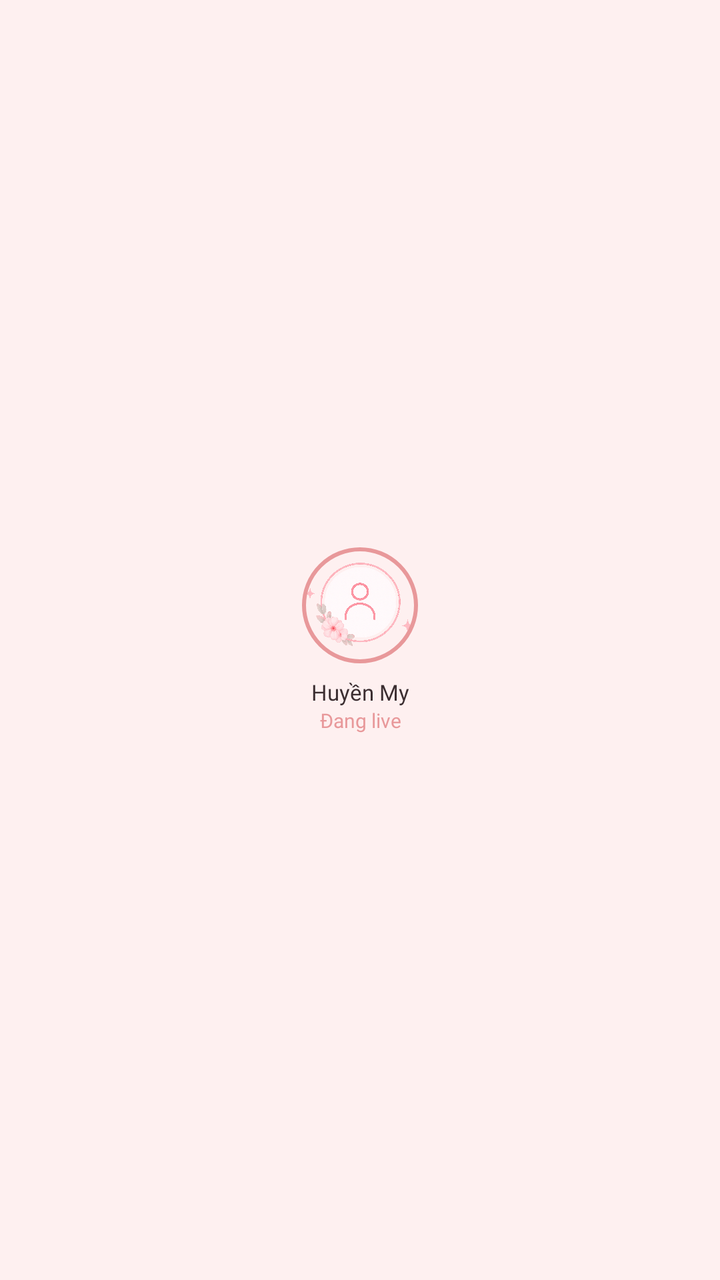
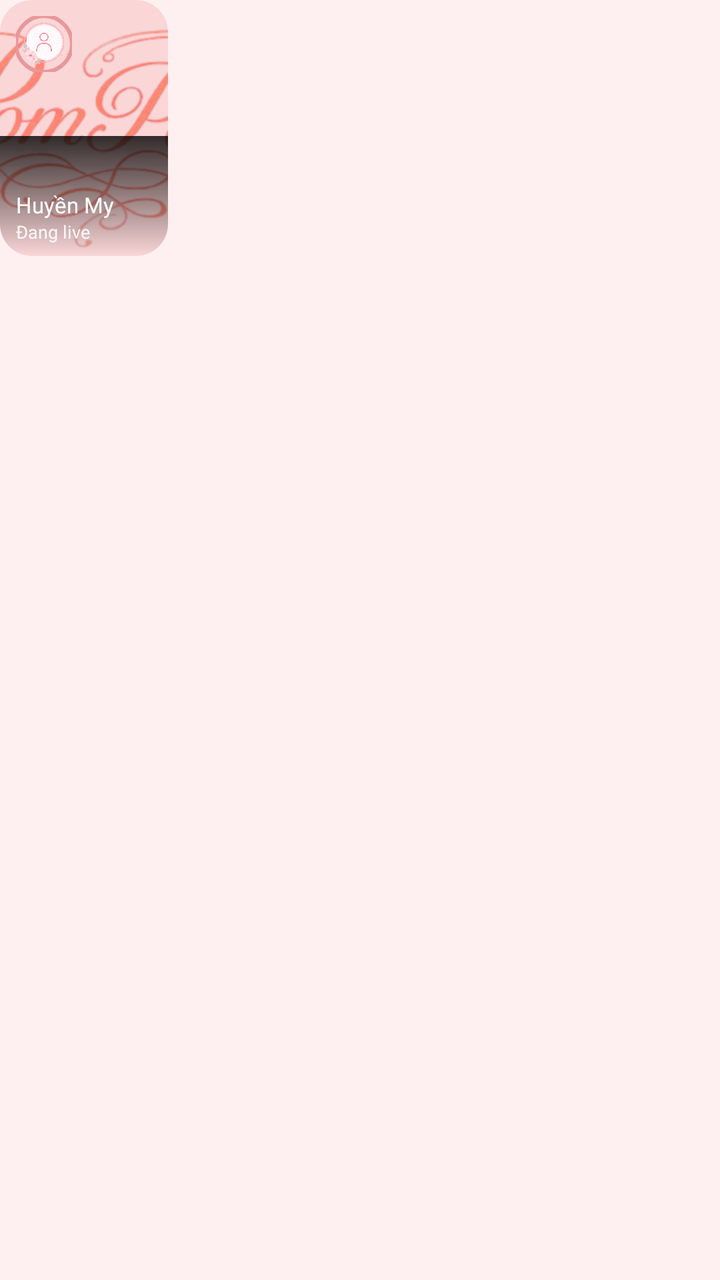

Compare the two renders of this Android layout. The source of the first and the diff that turns it into the second are given below.
<!-- AndroidManifest.xml: application theme Theme.Group6 -->
<!-- res/layout/item_community_story.xml -->
<?xml version="1.0" encoding="utf-8"?>
<LinearLayout xmlns:android="http://schemas.android.com/apk/res/android"
    xmlns:app="http://schemas.android.com/apk/res-auto"
    xmlns:tools="http://schemas.android.com/tools"
    android:layout_width="wrap_content"
    android:layout_height="wrap_content"
    android:layout_marginEnd="12dp"
    android:gravity="center"
    android:orientation="vertical">

    <FrameLayout
        android:id="@+id/storyContainer"
        android:layout_width="70dp"
        android:layout_height="95dp"
        android:background="@drawable/bg_pill_grey"
        android:backgroundTint="#FFF0F2"
        android:visibility="gone"
        tools:visibility="visible">

        <LinearLayout
            android:layout_width="match_parent"
            android:layout_height="match_parent"
            android:gravity="center"
            android:orientation="vertical"
            android:padding="4dp">

            <ImageView
                android:layout_width="24dp"
                android:layout_height="24dp"
                android:src="@drawable/ic_plus"
                app:tint="@color/brand_pink"
                android:contentDescription="@null" />

            <TextView
                android:layout_width="wrap_content"
                android:layout_height="wrap_content"
                android:layout_marginTop="4dp"
                android:fontFamily="@font/poppins_semibold"
                android:text="Đăng story"
                android:textColor="@color/brand_pink"
                android:textSize="10sp"
                tools:ignore="SmallSp" />

            <TextView
                android:layout_width="wrap_content"
                android:layout_height="wrap_content"
                android:fontFamily="@font/poppins_regular"
                android:text="Ảnh &amp; video"
                android:textColor="@color/text_secondary"
                android:textSize="8sp"
                tools:ignore="SmallSp" />
        </LinearLayout>
    </FrameLayout>

    <LinearLayout
        android:id="@+id/normalStoryLayout"
        android:layout_width="wrap_content"
        android:layout_height="wrap_content"
        android:gravity="center"
        android:orientation="vertical"
        tools:visibility="visible">

        <FrameLayout
            android:layout_width="60dp"
            android:layout_height="60dp">

            <com.google.android.material.imageview.ShapeableImageView
                android:id="@+id/ivStoryAvatar"
                android:layout_width="match_parent"
                android:layout_height="match_parent"
                android:padding="2dp"
                android:scaleType="centerCrop"
                android:src="@drawable/ic_avatar"
                app:shapeAppearanceOverlay="@style/CircleShape"
                app:strokeColor="@color/brand_pink"
                app:strokeWidth="2dp" />

            <ImageView
                android:id="@+id/ivAddStory"
                android:layout_width="20dp"
                android:layout_height="20dp"
                android:layout_gravity="bottom|end"
                android:src="@drawable/ic_pin"
                android:visibility="gone"
                android:contentDescription="@null" />

            <TextView
                android:id="@+id/tvLiveBadge"
                android:layout_width="wrap_content"
                android:layout_height="wrap_content"
                android:layout_gravity="bottom|center_horizontal"
                android:background="@drawable/bg_label_pink"
                android:paddingHorizontal="6dp"
                android:paddingVertical="2dp"
                android:text="LIVE"
                android:textColor="@color/white"
                android:textSize="8sp"
                android:textStyle="bold"
                android:visibility="gone"
                tools:ignore="SmallSp" />
        </FrameLayout>

        <TextView
            android:id="@+id/tvStoryName"
            android:layout_width="72dp"
            android:layout_height="wrap_content"
            android:layout_marginTop="6dp"
            android:ellipsize="end"
            android:fontFamily="@font/poppins_semibold"
            android:gravity="center"
            android:maxLines="1"
            android:text="Huyền My"
            android:textColor="@color/text_primary"
            android:textSize="11sp"
            tools:ignore="SmallSp" />

        <TextView
            android:id="@+id/tvStorySubtitle"
            android:layout_width="72dp"
            android:layout_height="wrap_content"
            android:ellipsize="end"
            android:fontFamily="@font/poppins_regular"
            android:gravity="center"
            android:maxLines="1"
            android:text="Đang live"
            android:textColor="@color/brand_pink"
            android:textSize="10sp"
            tools:ignore="SmallSp" />

    </LinearLayout>

</LinearLayout>
<!-- resources referenced by this layout -->
<resources>
  <color name="brand_pink">#E8989A</color>
  <color name="text_primary">#3B2E31</color>
  <color name="text_secondary">#6D5A5D</color>
  <color name="white">#FFFFFF</color>
  <!-- drawable bg_label_pink (drawable) -->
  <?xml version="1.0" encoding="utf-8"?>
  <shape xmlns:android="http://schemas.android.com/apk/res/android">
      <solid android:color="@color/brand_pink" />
      <corners android:radius="4dp" />
  </shape>
  <!-- drawable bg_pill_grey (drawable) -->
  <?xml version="1.0" encoding="utf-8"?>
  <shape xmlns:android="http://schemas.android.com/apk/res/android">
      <solid android:color="#F1F3F5" />
      <corners android:radius="100dp" />
      <stroke android:width="1dp" android:color="#DEE2E6" />
  </shape>
  <!-- drawable ic_avatar: png bitmap (drawable, 640069 bytes) -->
  <!-- drawable ic_pin: png bitmap (drawable, 21240 bytes) -->
  <!-- drawable ic_plus: png bitmap (drawable, 4937 bytes) -->
  <style name="CircleShape">
          <item name="cornerSize">50%</item>
      </style>
  <style name="Theme.Group6" parent="Base.Theme.Group6" />
  <style name="Base.Theme.Group6" parent="Theme.Material3.DayNight.NoActionBar">
          
          
          
          <item name="android:windowBackground">@color/md_theme_light_background</item>
          
          <item name="android:statusBarColor">@color/md_theme_light_background</item>
          <item name="android:windowLightStatusBar">true</item>
      </style>
  <color name="md_theme_light_background">#FEF0F0</color>
</resources>

<!-- the commit's change to res/layout/item_community_story.xml (unified diff, before → after) -->
@@ -1,17 +1,15 @@
 <?xml version="1.0" encoding="utf-8"?>
-<LinearLayout xmlns:android="http://schemas.android.com/apk/res/android"
+<FrameLayout xmlns:android="http://schemas.android.com/apk/res/android"
     xmlns:app="http://schemas.android.com/apk/res-auto"
     xmlns:tools="http://schemas.android.com/tools"
     android:layout_width="wrap_content"
     android:layout_height="wrap_content"
-    android:layout_marginEnd="12dp"
-    android:gravity="center"
-    android:orientation="vertical">
+    android:layout_marginEnd="10dp">
 
     <FrameLayout
         android:id="@+id/storyContainer"
-        android:layout_width="70dp"
-        android:layout_height="95dp"
+        android:layout_width="84dp"
+        android:layout_height="128dp"
         android:background="@drawable/bg_pill_grey"
         android:backgroundTint="#FFF0F2"
         android:visibility="gone"
@@ -52,23 +50,41 @@
         </LinearLayout>
     </FrameLayout>
 
-    <LinearLayout
+    
+    <com.google.android.material.card.MaterialCardView
         android:id="@+id/normalStoryLayout"
-        android:layout_width="wrap_content"
-        android:layout_height="wrap_content"
-        android:gravity="center"
-        android:orientation="vertical"
+        android:layout_width="84dp"
+        android:layout_height="128dp"
+        app:cardCornerRadius="16dp"
+        app:cardElevation="0dp"
+        app:strokeWidth="0dp"
         tools:visibility="visible">
 
         <FrameLayout
-            android:layout_width="60dp"
-            android:layout_height="60dp">
+            android:layout_width="match_parent"
+            android:layout_height="match_parent">
+
+            <ImageView
+                android:id="@+id/ivStoryMedia"
+                android:layout_width="match_parent"
+                android:layout_height="match_parent"
+                android:background="@color/pink_light"
+                android:scaleType="centerCrop"
+                android:src="@drawable/logo_pompom"
+                tools:ignore="ContentDescription" />
+
+            <View
+                android:layout_width="match_parent"
+                android:layout_height="60dp"
+                android:layout_gravity="bottom"
+                android:background="@drawable/bg_reel_bottom_gradient" />
 
             <com.google.android.material.imageview.ShapeableImageView
                 android:id="@+id/ivStoryAvatar"
-                android:layout_width="match_parent"
-                android:layout_height="match_parent"
-                android:padding="2dp"
+                android:layout_width="28dp"
+                android:layout_height="28dp"
+                android:layout_gravity="top|start"
+                android:layout_margin="8dp"
                 android:scaleType="centerCrop"
                 android:src="@drawable/ic_avatar"
                 app:shapeAppearanceOverlay="@style/CircleShape"
@@ -88,7 +104,8 @@
                 android:id="@+id/tvLiveBadge"
                 android:layout_width="wrap_content"
                 android:layout_height="wrap_content"
-                android:layout_gravity="bottom|center_horizontal"
+                android:layout_gravity="top|end"
+                android:layout_margin="6dp"
                 android:background="@drawable/bg_label_pink"
                 android:paddingHorizontal="6dp"
                 android:paddingVertical="2dp"
@@ -98,35 +115,40 @@
                 android:textStyle="bold"
                 android:visibility="gone"
                 tools:ignore="SmallSp" />
+
+            <LinearLayout
+                android:layout_width="match_parent"
+                android:layout_height="wrap_content"
+                android:layout_gravity="bottom"
+                android:orientation="vertical"
+                android:paddingHorizontal="8dp"
+                android:paddingBottom="6dp">
+
+                <TextView
+                    android:id="@+id/tvStoryName"
+                    android:layout_width="match_parent"
+                    android:layout_height="wrap_content"
+                    android:ellipsize="end"
+                    android:fontFamily="@font/poppins_semibold"
+                    android:maxLines="1"
+                    android:text="Huyền My"
+                    android:textColor="@color/white"
+                    android:textSize="11sp"
+                    tools:ignore="SmallSp" />
+
+                <TextView
+                    android:id="@+id/tvStorySubtitle"
+                    android:layout_width="match_parent"
+                    android:layout_height="wrap_content"
+                    android:ellipsize="end"
+                    android:fontFamily="@font/poppins_regular"
+                    android:maxLines="1"
+                    android:text="Đang live"
+                    android:textColor="#E6FFFFFF"
+                    android:textSize="9sp"
+                    tools:ignore="SmallSp" />
+            </LinearLayout>
         </FrameLayout>
+    </com.google.android.material.card.MaterialCardView>
 
-        <TextView
-            android:id="@+id/tvStoryName"
-            android:layout_width="72dp"
-            android:layout_height="wrap_content"
-            android:layout_marginTop="6dp"
-            android:ellipsize="end"
-            android:fontFamily="@font/poppins_semibold"
-            android:gravity="center"
-            android:maxLines="1"
-            android:text="Huyền My"
-            android:textColor="@color/text_primary"
-            android:textSize="11sp"
-            tools:ignore="SmallSp" />
-
-        <TextView
-            android:id="@+id/tvStorySubtitle"
-            android:layout_width="72dp"
-            android:layout_height="wrap_content"
-            android:ellipsize="end"
-            android:fontFamily="@font/poppins_regular"
-            android:gravity="center"
-            android:maxLines="1"
-            android:text="Đang live"
-            android:textColor="@color/brand_pink"
-            android:textSize="10sp"
-            tools:ignore="SmallSp" />
-
-    </LinearLayout>
-
-</LinearLayout>
+</FrameLayout>
<!-- resource entries referenced after the edit -->
@@ -1,7 +1,7 @@
 <!-- resources referenced by this layout -->
 <resources>
   <color name="brand_pink">#E8989A</color>
-  <color name="text_primary">#3B2E31</color>
+  <color name="pink_light">#FAD6D7</color>
   <color name="text_secondary">#6D5A5D</color>
   <color name="white">#FFFFFF</color>
   <!-- drawable bg_label_pink (drawable) -->
@@ -17,9 +17,19 @@
       <corners android:radius="100dp" />
       <stroke android:width="1dp" android:color="#DEE2E6" />
   </shape>
+  <!-- drawable bg_reel_bottom_gradient (drawable) -->
+  <?xml version="1.0" encoding="utf-8"?>
+  <shape xmlns:android="http://schemas.android.com/apk/res/android">
+      <gradient
+          android:angle="90"
+          android:endColor="#CC000000"
+          android:startColor="#00000000"
+          android:type="linear" />
+  </shape>
   <!-- drawable ic_avatar: png bitmap (drawable, 640069 bytes) -->
   <!-- drawable ic_pin: png bitmap (drawable, 21240 bytes) -->
   <!-- drawable ic_plus: png bitmap (drawable, 4937 bytes) -->
+  <!-- drawable logo_pompom: png bitmap (drawable, 195856 bytes) -->
   <style name="CircleShape">
           <item name="cornerSize">50%</item>
       </style>
